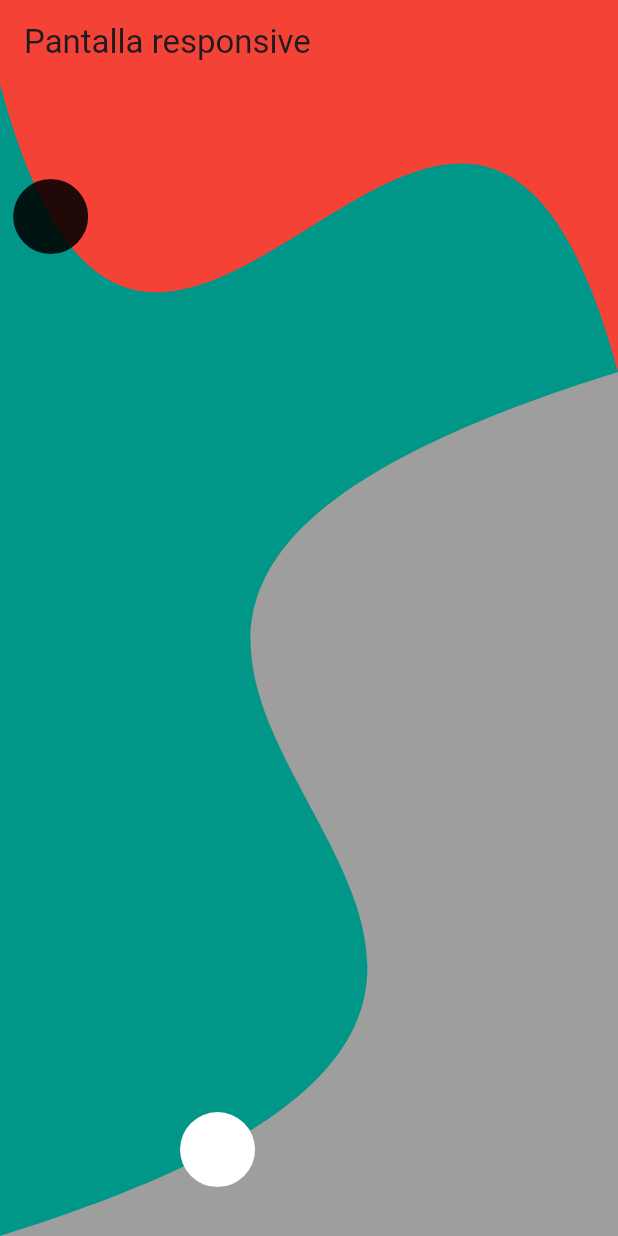
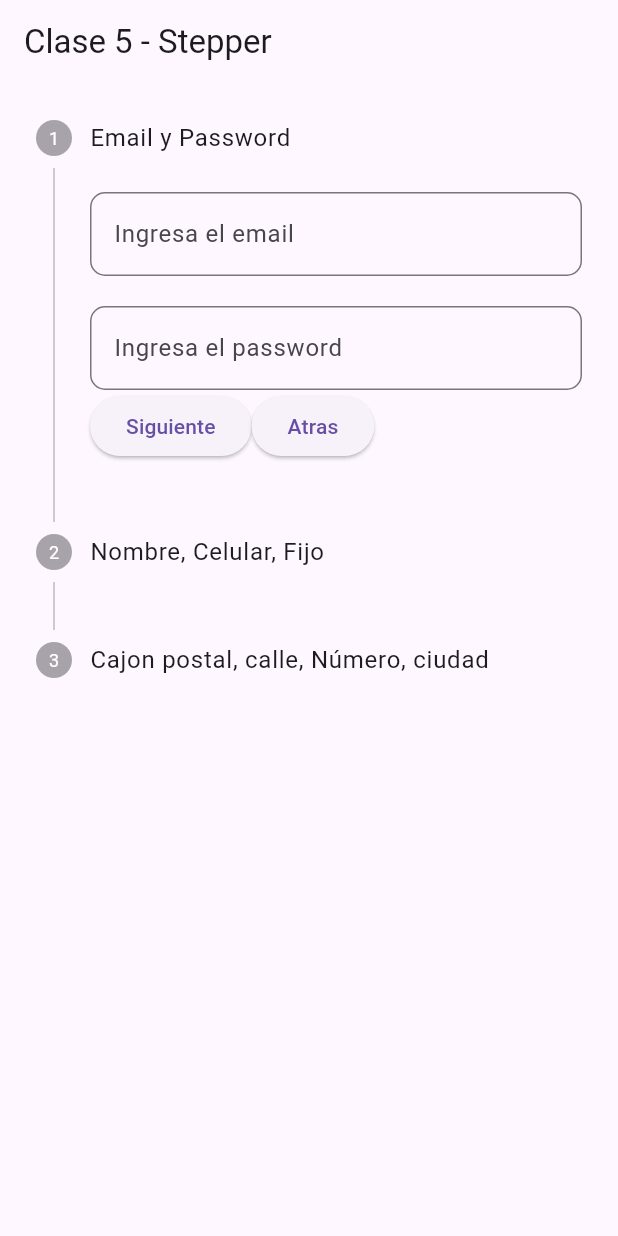
Before and after one commit to joseluisdaza/MFS_2_MobileAvanzado, a Flutter app: the screen it shows after launch, on a phone screen of 412 x 824 dp. Run offline on Flutter 3.47's test engine with Material 3 defaults, Android fonts, the phone set to English and light mode, and no system bars; missing offline and left inert: dart:ffi.

Commit message:
Clase5 - Stepper

```diff
--- /dev/null
+++ b/DEMO/demo/lib/clase5/home.dart
@@ -0,0 +1,220 @@
+import 'package:demo/clase3/codigo_exahaustivo.dart';
+import 'package:flutter/material.dart';
+
+class Home extends StatefulWidget {
+  const Home({super.key});
+
+  @override
+  State<Home> createState() => _HomeState();
+}
+
+class _HomeState extends State<Home> {
+  //Apuntamos por defecto al primer paso
+  int _currentStep = 0;
+
+  //Actualizar cual es el paso activo
+  _tapped(int step) {
+    setState(() {
+      //Se puede agregar validaciones para que no se pueda ir a cualquier paso
+      //o a pasos que no existan.
+      _currentStep = step;
+    });
+  }
+
+  _siguiente() {
+    setState(() {
+      //Evitamos ir al paso 3 o mas, porque solo estamos disendo 3 pasos, (0,1,2  )
+      if (_currentStep < 2) {
+        _currentStep++;
+      }
+    });
+  }
+
+  _anterior() {
+    setState(() {
+      //Evitamos ir al paso -1 o menos, porque solo estamos disendo 3 pasos, (0,1,2  )
+      if (_currentStep > 0) {
+        _currentStep--;
+      }
+    });
+  }
+
+  @override
+  Widget build(BuildContext context) {
+    return Scaffold(
+      appBar: AppBar(title: const Text('Clase 5 - Stepper')),
+      body: Column(
+        children: [
+          Expanded(
+            child: Stepper(
+              //Indicamos que va a ser de estilo vertical
+              type: StepperType.vertical,
+              //Efecto de cambio de pasos
+              physics: ClampingScrollPhysics(),
+              currentStep: _currentStep,
+              onStepTapped: (s) => _tapped(s),
+              onStepContinue: _siguiente,
+              onStepCancel: _anterior,
+              controlsBuilder: (context, details) {
+                return Row(
+                  children: [
+                    ElevatedButton(
+                      onPressed: _siguiente,
+                      child: Text('Siguiente'),
+                    ),
+                    ElevatedButton(onPressed: _anterior, child: Text('Atras')),
+                  ],
+                );
+              },
+              steps: <Step>[
+                //Step 1
+                Step(
+                  title: Text('Email y Password'),
+                  content: Container(
+                    alignment: Alignment.centerLeft,
+                    child: Column(
+                      children: [
+                        TextFormField(
+                          decoration: InputDecoration(
+                            labelText: 'Ingresa el email',
+                            border: OutlineInputBorder(
+                              borderRadius: BorderRadius.circular(10),
+                              borderSide: BorderSide(
+                                color: Colors.grey,
+                                width: 1,
+                              ),
+                            ),
+                          ),
+                        ),
+                        SizedBox(height: 20),
+                        TextFormField(
+                          decoration: InputDecoration(
+                            labelText: 'Ingresa el password',
+                            border: OutlineInputBorder(
+                              borderRadius: BorderRadius.circular(10),
+                              borderSide: BorderSide(
+                                color: Colors.grey,
+                                width: 1,
+                              ),
+                            ),
+                          ),
+                        ),
+                      ],
+                    ),
+                  ),
+                ),
+
+                //Step 2
+                Step(
+                  title: Text('Nombre, Celular, Fijo'),
+                  content: Column(
+                    children: [
+                      TextFormField(
+                        decoration: InputDecoration(
+                          labelText: 'Ingresa el nombre completo',
+                          border: OutlineInputBorder(
+                            borderRadius: BorderRadius.circular(10),
+                            borderSide: BorderSide(
+                              color: Colors.grey,
+                              width: 1,
+                            ),
+                          ),
+                        ),
+                      ),
+                      SizedBox(height: 20),
+                      TextFormField(
+                        decoration: InputDecoration(
+                          labelText: 'Ingresa el celular',
+                          border: OutlineInputBorder(
+                            borderRadius: BorderRadius.circular(10),
+                            borderSide: BorderSide(
+                              color: Colors.grey,
+                              width: 1,
+                            ),
+                          ),
+                        ),
+                      ),
+                      SizedBox(height: 20),
+                      TextFormField(
+                        decoration: InputDecoration(
+                          labelText: 'Ingresa el fijo',
+                          border: OutlineInputBorder(
+                            borderRadius: BorderRadius.circular(10),
+                            borderSide: BorderSide(
+                              color: Colors.grey,
+                              width: 1,
+                            ),
+                          ),
+                        ),
+                      ),
+                    ],
+                  ),
+                ),
+
+                //Step 3
+                Step(
+                  title: Text('Cajon postal, calle, Número, ciudad'),
+                  content: Column(
+                    children: [
+                      TextFormField(
+                        decoration: InputDecoration(
+                          labelText: 'Ingresa el cajon postal',
+                          border: OutlineInputBorder(
+                            borderRadius: BorderRadius.circular(10),
+                            borderSide: BorderSide(
+                              color: Colors.grey,
+                              width: 1,
+                            ),
+                          ),
+                        ),
+                      ),
+                      SizedBox(height: 20),
+                      TextFormField(
+                        decoration: InputDecoration(
+                          labelText: 'Ingresa la calle',
+                          border: OutlineInputBorder(
+                            borderRadius: BorderRadius.circular(10),
+                            borderSide: BorderSide(
+                              color: Colors.grey,
+                              width: 1,
+                            ),
+                          ),
+                        ),
+                      ),
+                      SizedBox(height: 20),
+                      TextFormField(
+                        decoration: InputDecoration(
+                          labelText: 'Ingresa el número',
+                          border: OutlineInputBorder(
+                            borderRadius: BorderRadius.circular(10),
+                            borderSide: BorderSide(
+                              color: Colors.grey,
+                              width: 1,
+                            ),
+                          ),
+                        ),
+                      ),
+                      SizedBox(height: 20),
+                      TextFormField(
+                        decoration: InputDecoration(
+                          labelText: 'Ingresa la ciudad',
+                          border: OutlineInputBorder(
+                            borderRadius: BorderRadius.circular(10),
+                            borderSide: BorderSide(
+                              color: Colors.grey,
+                              width: 1,
+                            ),
+                          ),
+                        ),
+                      ),
+                    ],
+                  ),
+                ),
+              ],
+            ),
+          ),
+        ],
+      ),
+    );
+  }
+}
--- a/DEMO/demo/lib/main.dart
+++ b/DEMO/demo/lib/main.dart
@@ -16,7 +16,10 @@
 //import 'package:demo/clase3/home.dart';
 
 //Clase4
-import 'package:demo/clase4/home.dart';
+//import 'package:demo/clase4/home.dart';
+
+//Clase5
+import 'package:demo/clase5/home.dart';
 
 import 'package:flutter/material.dart';
 
@@ -31,7 +34,7 @@ class MyApp extends StatelessWidget {
   @override
   Widget build(BuildContext context) {
     return MaterialApp(
-      title: 'Flutter Demo',
+      title: 'Mobile Advanzado - Flutter',
       theme: ThemeData(primarySwatch: Colors.blue),
       home: const Home(),
     );
```
